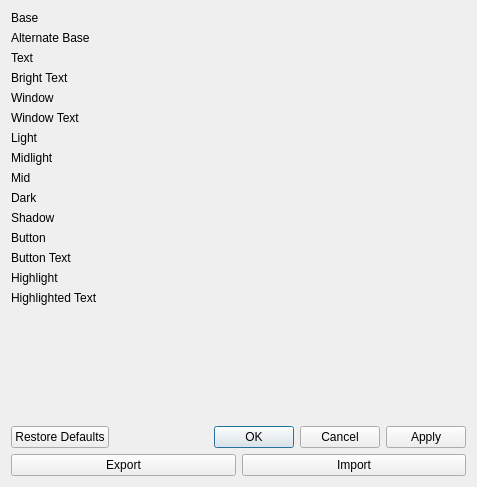
This is src/styleeditor.ui in beige/CreatorStyleEdit as Qt 5 draws it before an edit. The edited form follows.
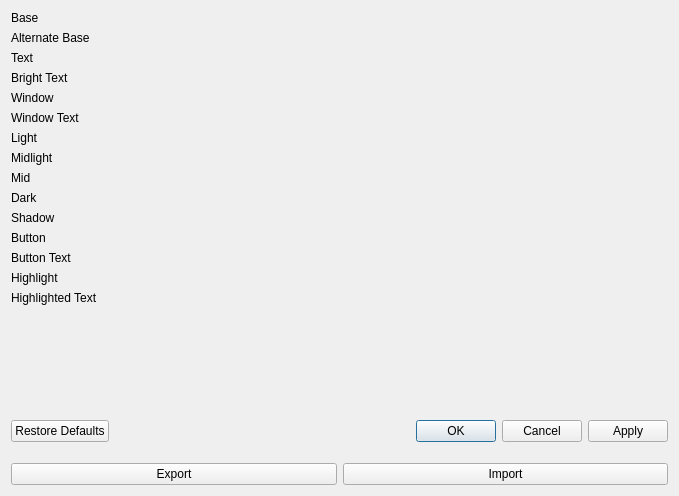
This is the edited form. Custom widgets are drawn as their Qt base class.

Commit message: set Qt Creator base color

The edit to the form file:
```diff
--- a/src/styleeditor.ui
+++ b/src/styleeditor.ui
@@ -6,8 +6,8 @@
    <rect>
     <x>0</x>
     <y>0</y>
-    <width>477</width>
-    <height>487</height>
+    <width>679</width>
+    <height>496</height>
    </rect>
   </property>
   <property name="windowTitle">
@@ -178,6 +178,22 @@
      </property>
     </widget>
    </item>
+   <item>
+    <spacer name="verticalSpacer">
+     <property name="orientation">
+      <enum>Qt::Vertical</enum>
+     </property>
+     <property name="sizeType">
+      <enum>QSizePolicy::Fixed</enum>
+     </property>
+     <property name="sizeHint" stdset="0">
+      <size>
+       <width>20</width>
+       <height>15</height>
+      </size>
+     </property>
+    </spacer>
+   </item>
    <item>
     <layout class="QHBoxLayout" name="horizontalLayout">
      <item>
```
The commit also changes 1 other file.
